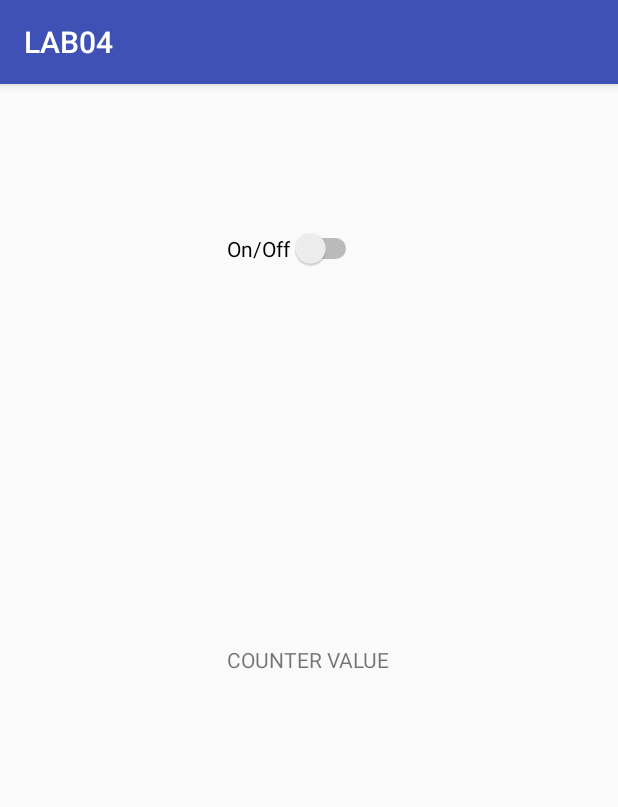
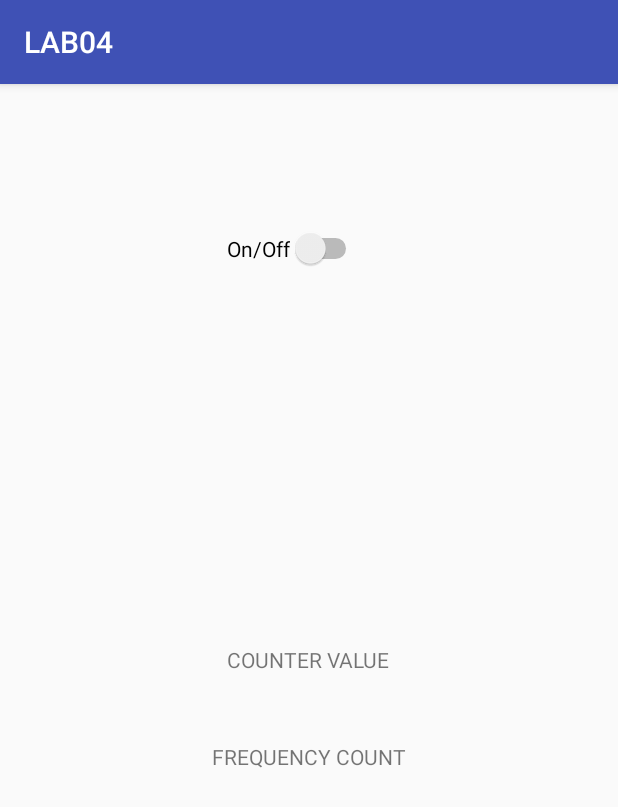
Before and after one commit to SeanOBroin/sea-nO-Broin_Lab04, an Android app: the screen it shows after launch (MainActivity), on a phone screen of 412 x 824 dp. Shown: the top 807 px of the screen. Run offline under Robolectric (Android 15) with nearby library versions, the phone set to English and light mode, and no system bars; libraries missing offline, so code that uses them is left out: org.puredata.android, org.puredata.core; 11 statements that could not run were skipped.

Commit message:
Finished lab

```diff
--- a/app/src/main/java/com/csis/lab04/MainActivity.java
+++ b/app/src/main/java/com/csis/lab04/MainActivity.java
@@ -36,6 +36,7 @@ public class MainActivity extends AppCompatActivity {
 
     private PdUiDispatcher dispatcher; //must declare this to use later, used to receive data from sendEvents
     TextView myCounter;
+    TextView myFrequency;
     @Override
     protected void onCreate(Bundle savedInstanceState) {
         super.onCreate(savedInstanceState);//Mandatory
@@ -43,7 +44,8 @@ public class MainActivity extends AppCompatActivity {
 
 
         Switch onOffSwitch = (Switch) findViewById(R.id.onOffSwitch);//declared the switch here pointing to id onOffSwitch
-     myCounter = (TextView) findViewById(R.id.counter);
+        myCounter = (TextView) findViewById(R.id.counter);
+        myFrequency = (TextView) findViewById(R.id.frequency);
         //Check to see if switch1 value changes
         onOffSwitch.setOnCheckedChangeListener(new CompoundButton.OnCheckedChangeListener() {
             @Override
@@ -134,6 +136,10 @@ public class MainActivity extends AppCompatActivity {
             if(source.equals("sendCounter")) {
             myCounter.setText(String.valueOf(x));
            }
+            if(source.equals("sendFrequency")) {
+
+            myCounter.setText(String.valueOf(x));
+            }
         }
 
         @Override
@@ -165,6 +171,9 @@ public class MainActivity extends AppCompatActivity {
         dispatcher.addListener("sendCounter", receiver1);
         PdBase.subscribe("sendCounter");
 
+        dispatcher.addListener("sendFrequency", receiver1);
+        PdBase.subscribe("sendFrequency");
+
     }
 
 }
--- a/app/src/main/res/layout/activity_main.xml
+++ b/app/src/main/res/layout/activity_main.xml
@@ -29,4 +29,13 @@
         android:layout_marginTop="80dp"
         android:id="@+id/onOffSwitch" />
 
+    <TextView
+        android:text="FREQUENCY COUNT"
+        android:layout_width="wrap_content"
+        android:layout_height="wrap_content"
+        android:layout_marginTop="45dp"
+        android:id="@+id/frequency"
+        android:layout_below="@+id/counter"
+        android:layout_centerHorizontal="true" />
+
 </RelativeLayout>
```
Also changed, not shown: 3 other files.
